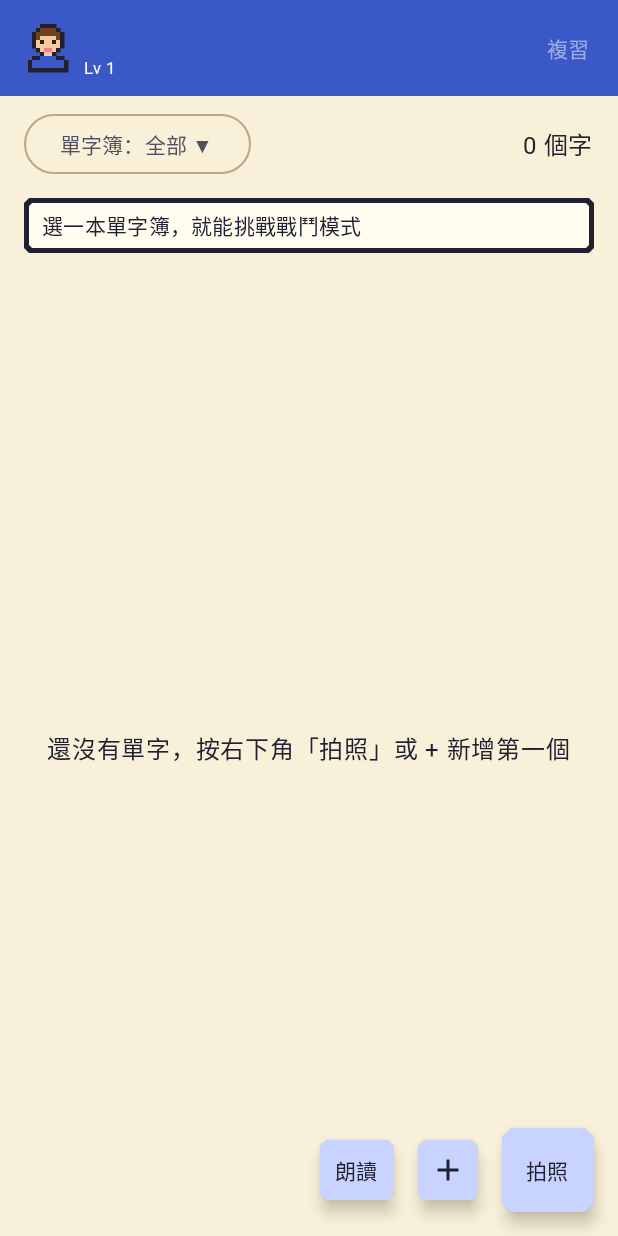
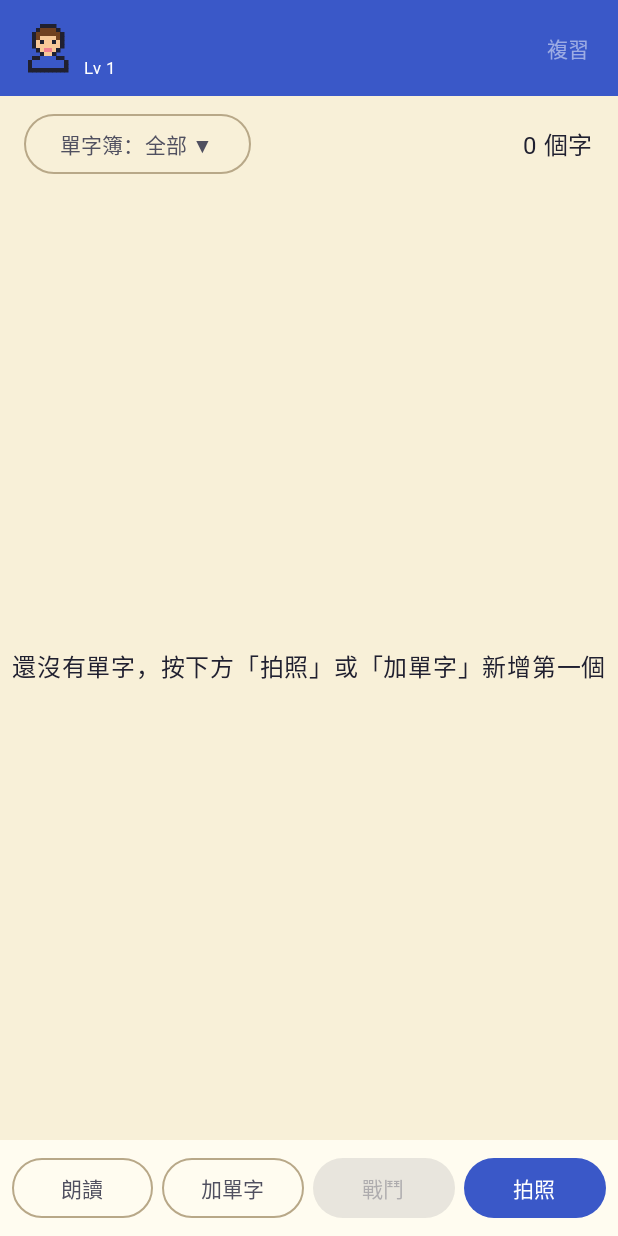
Before and after one commit to casperlee-nics/wordsnap, an Android app built with Jetpack Compose: the composable WordListScreen shown on its own in the app's theme, on a phone screen of 412 x 824 dp. Run offline under Robolectric (Android 15) with nearby library versions, the phone set to English and light mode, and no system bars; our stand-ins replace Room's generated code; Roboto replaces fonts that are not available here; 2 statements that could not run were skipped.

Commit message:
v0.66: triangle listen buttons, GBA frame back, bottom action bar, default book, phonetic filter, cat whiskers
Co-Authored-By: Claude Opus 5.5 (1M context) <noreply@anthropic.com>
Claude-Session: https://claude.ai/code/session_01UHPWYjss25HY1etdrvfvCE

```diff
--- a/app/build.gradle.kts
+++ b/app/build.gradle.kts
@@ -13,8 +13,8 @@ android {
         applicationId = "com.wordsnap.app"
         minSdk = 26
         targetSdk = 35
-        versionCode = 10
-        versionName = "0.65"
+        versionCode = 11
+        versionName = "0.66"
     }
 
     buildTypes {
--- a/app/src/main/java/com/wordsnap/app/MainActivity.kt
+++ b/app/src/main/java/com/wordsnap/app/MainActivity.kt
@@ -45,10 +45,10 @@ private enum class Screen { Title, NewGame, Load, Delete, List, Scan, Review, Li
 
 class MainActivity : ComponentActivity() {
     override fun onCreate(savedInstanceState: Bundle?) {
-        // 讓遊戲機外框鋪到狀態列和導覽列後面；機身是米白色，所以狀態列圖示用深色
+        // 讓遊戲機外框鋪到狀態列和導覽列後面
         enableEdgeToEdge(
-            statusBarStyle = SystemBarStyle.light(android.graphics.Color.TRANSPARENT, android.graphics.Color.TRANSPARENT),
-            navigationBarStyle = SystemBarStyle.light(android.graphics.Color.TRANSPARENT, android.graphics.Color.TRANSPARENT),
+            statusBarStyle = SystemBarStyle.dark(android.graphics.Color.TRANSPARENT),
+            navigationBarStyle = SystemBarStyle.dark(android.graphics.Color.TRANSPARENT),
         )
         super.onCreate(savedInstanceState)
         ReviewReminder.schedule(this)
--- a/app/src/main/java/com/wordsnap/app/ui/Avatar.kt
+++ b/app/src/main/java/com/wordsnap/app/ui/Avatar.kt
@@ -11,7 +11,7 @@ import androidx.compose.ui.graphics.Color
 import androidx.compose.ui.unit.Dp
 import androidx.compose.ui.unit.dp
 
-// 像素人物：每個字元是一格像素，"." 是透明
+// 像素人物：每個字元是一格像素，"." 是透明；大多是 12 x 12 格，都是正方形
 private val palette = mapOf(
     'K' to Color(0xFF202030),
     'S' to Color(0xFFF8C898),
@@ -136,21 +136,26 @@ enum class Avatar(val label: String, val art: List<String>) {
             ".KKKKKKKKKK.",
         ),
     ),
+    // 貓咪用 16 x 16 格，左右各兩根鬍鬚伸出臉外
     Cat(
         "貓咪",
         listOf(
-            ".K........K.",
-            "KOK......KOK",
-            "KPOK....KOPK",
-            "KPPOKKKKOPPK",
-            "KOOODOODOOOK",
-            "KOOOODDOOOOK",
-            "KOWKOOOOWKOK",
-            "KOKKOOOOKKOK",
-            "KPOOOPPOOOPK",
-            "KoooKooKoooK",
-            ".KKooooooKK.",
-            "...KKKKKK...",
+            "................",
+            "................",
+            "...K........K...",
+            "..KOK......KOK..",
+            "..KPOK....KOPK..",
+            "..KPPOKKKKOPPK..",
+            "..KOOODOODOOOK..",
+            "..KOOOODDOOOOK..",
+            "..KOWKOOOOWKOK..",
+            "..KOKKOOOOKKOK..",
+            "..KPOOOPPOOOPK..",
+            "KKKoooKooKoooKKK",
+            "..KooooooooooK..",
+            "KKKKKooooooKKKKK",
+            ".....KKKKKK.....",
+            "................",
         ),
     ),
     Dragon(
--- a/app/src/main/java/com/wordsnap/app/ui/ListenScreen.kt
+++ b/app/src/main/java/com/wordsnap/app/ui/ListenScreen.kt
@@ -116,7 +116,7 @@ fun ListenScreen(vm: WordViewModel, onBack: () -> Unit) {
                         horizontalAlignment = Alignment.CenterHorizontally,
                         verticalArrangement = Arrangement.spacedBy(12.dp),
                     ) {
-                        Text(word.text, style = MaterialTheme.typography.displaySmall, textAlign = TextAlign.Center)
+                        Text(word.text, style = wordStyle(word.text), textAlign = TextAlign.Center)
                         Text(
                             word.text.filter { it.isLetter() }.uppercase().toList().joinToString(" "),
                             style = MaterialTheme.typography.titleMedium,
--- a/app/src/main/java/com/wordsnap/app/ui/ScanScreen.kt
+++ b/app/src/main/java/com/wordsnap/app/ui/ScanScreen.kt
@@ -126,7 +126,7 @@ fun ScanScreen(
                     CircularProgressIndicator()
                 }
                 error != null -> Text(error!!)
-                found == null -> Text("拍一張課本或文章的照片，App 會找出裡面的英文單字怪物。")
+                found == null -> Text("拍一張課本或文章的照片，我會幫你找出隱藏的單字怪物。")
                 found!!.none { !TextScanner.isCommon(it) } -> Text("沒有找到英文單字，換一張清楚一點的照片試試。")
                 else -> {
                     // 濾掉 the、and 這類常見字；已經收錄的字照樣列出但不能選
--- a/app/src/main/java/com/wordsnap/app/ui/WordListScreen.kt
+++ b/app/src/main/java/com/wordsnap/app/ui/WordListScreen.kt
@@ -3,6 +3,7 @@ package com.wordsnap.app.ui
 import androidx.compose.foundation.layout.Arrangement
 import androidx.compose.foundation.clickable
 import androidx.compose.foundation.layout.Box
+import androidx.compose.foundation.layout.PaddingValues
 import androidx.compose.foundation.layout.Column
 import androidx.compose.foundation.layout.fillMaxWidth
 import androidx.compose.foundation.layout.fillMaxSize
@@ -11,7 +12,6 @@ import androidx.compose.foundation.layout.padding
 import androidx.compose.foundation.lazy.LazyColumn
 import androidx.compose.foundation.lazy.items
 import androidx.compose.material.icons.Icons
-import androidx.compose.material.icons.filled.Add
 import androidx.compose.material.icons.filled.Delete
 import androidx.compose.material.icons.filled.PlayArrow
 import androidx.compose.material3.AlertDialog
@@ -19,16 +19,15 @@ import androidx.compose.material3.Button
 import androidx.compose.material3.DropdownMenu
 import androidx.compose.material3.DropdownMenuItem
 import androidx.compose.material3.ExperimentalMaterial3Api
-import androidx.compose.material3.FloatingActionButton
 import androidx.compose.material3.HorizontalDivider
 import androidx.compose.material3.Icon
 import androidx.compose.material3.IconButton
 import androidx.compose.material3.ListItem
 import androidx.compose.material3.MaterialTheme
+import androidx.compose.material3.OutlinedButton
 import androidx.compose.material3.OutlinedTextField
 import androidx.compose.material3.Scaffold
 import androidx.compose.material3.Surface
-import androidx.compose.material3.SmallFloatingActionButton
 import androidx.compose.material3.Text
 import androidx.compose.material3.TextButton
 import androidx.compose.material3.TopAppBar
@@ -43,8 +42,6 @@ import androidx.compose.ui.Modifier
 import androidx.compose.ui.unit.dp
 import androidx.compose.ui.unit.sp
 import com.wordsnap.app.data.Word
-import com.wordsnap.app.ui.theme.PixelBorder
-import com.wordsnap.app.ui.theme.PixelShape
 import com.wordsnap.app.ui.theme.pixelTopBarButtonColors
 import com.wordsnap.app.ui.theme.pixelTopBarColors
 import com.wordsnap.app.speech.rememberSpeaker
@@ -108,18 +105,16 @@ fun WordListScreen(
                 colors = pixelTopBarColors(),
             )
         },
-        floatingActionButton = {
-            Row(horizontalArrangement = Arrangement.spacedBy(12.dp), verticalAlignment = Alignment.CenterVertically) {
-                SmallFloatingActionButton(onClick = onListen) {
-                    Text("朗讀", Modifier.padding(horizontal = 10.dp))
-                }
-                SmallFloatingActionButton(onClick = { showAdd = true }) {
-                    Icon(Icons.Filled.Add, contentDescription = "手動新增單字")
-                }
-                FloatingActionButton(onClick = onScan) {
-                    Text("拍照", Modifier.padding(horizontal = 16.dp))
-                }
-            }
+        // 下方一排按鈕：朗讀、加單字、戰鬥、拍照；放在底部不會蓋住最後一個單字
+        bottomBar = {
+            val battleBook = selectedBookId
+            BottomActions(
+                onListen = onListen,
+                onAdd = { showAdd = true },
+                battleEnabled = battleBook != null && unlock.unlocked,
+                onBattle = { if (battleBook != null) onBattle(battleBook) },
+                onScan = onScan,
+            )
         },
     ) { padding ->
         Column(Modifier.fillMaxSize().padding(padding)) {
@@ -138,11 +133,10 @@ fun WordListScreen(
                 )
                 Text("${words.size} 個字", style = MaterialTheme.typography.bodyLarge)
             }
-            BattleBanner(selectedBookId, unlock, onBattle)
             if (hasBlank) TranslatorBanner(translatorStatus, onRetry = vm::retryTranslation)
             if (words.isEmpty()) {
                 Box(Modifier.fillMaxSize(), contentAlignment = Alignment.Center) {
-                    Text("還沒有單字，按右下角「拍照」或 + 新增第一個")
+                    Text("還沒有單字，按下方「拍照」或「加單字」新增第一個")
                 }
             } else {
                 LazyColumn(Modifier.fillMaxSize()) {
@@ -252,25 +246,25 @@ private fun TranslatorBanner(status: ModelStatus, onRetry: () -> Unit) {
     }
 }
 
-// 戰鬥模式的入口：解鎖了就能出戰，還沒解鎖就顯示還差多少
+// 單字本下方的按鈕列；單字簿記住 20 個字或整本都記住，「戰鬥」就會亮起來
 @Composable
-private fun BattleBanner(bookId: Long?, unlock: BattleUnlock, onBattle: (Long) -> Unit) {
-    Surface(
-        color = MaterialTheme.colorScheme.surfaceContainer,
-        border = PixelBorder,
-        shape = PixelShape,
-        modifier = Modifier.fillMaxWidth().padding(horizontal = 16.dp, vertical = 4.dp),
-    ) {
-        Row(Modifier.padding(horizontal = 12.dp, vertical = 8.dp), verticalAlignment = Alignment.CenterVertically) {
-            val text = when {
-                bookId == null -> "選一本單字簿，就能挑戰戰鬥模式"
-                unlock.unlocked -> "戰鬥模式已解鎖！"
-                else -> "戰鬥模式：再記住 ${(BATTLE_SIZE - unlock.remembered).coerceAtMost(unlock.total - unlock.remembered).coerceAtLeast(1)} 個字解鎖"
-            }
-            Text(text, Modifier.weight(1f), style = MaterialTheme.typography.bodyMedium)
-            if (bookId != null && unlock.unlocked) {
-                Button(onClick = { onBattle(bookId) }) { Text("出戰") }
-            }
+private fun BottomActions(
+    onListen: () -> Unit,
+    onAdd: () -> Unit,
+    battleEnabled: Boolean,
+    onBattle: () -> Unit,
+    onScan: () -> Unit,
+) {
+    Surface(color = MaterialTheme.colorScheme.surfaceContainer) {
+        Row(
+            Modifier.fillMaxWidth().padding(horizontal = 8.dp, vertical = 8.dp),
+            horizontalArrangement = Arrangement.spacedBy(6.dp),
+        ) {
+            val small = PaddingValues(horizontal = 4.dp, vertical = 8.dp)
+            OutlinedButton(onClick = onListen, Modifier.weight(1f), contentPadding = small) { Text("朗讀") }
+            OutlinedButton(onClick = onAdd, Modifier.weight(1f), contentPadding = small) { Text("加單字") }
+            Button(onClick = onBattle, Modifier.weight(1f), enabled = battleEnabled, contentPadding = small) { Text("戰鬥") }
+            Button(onClick = onScan, Modifier.weight(1f), contentPadding = small) { Text("拍照") }
         }
     }
 }
```
Also changed, not shown: app/src/main/java/com/wordsnap/app/ocr/TextScanner.kt (+20 -4 lines), app/src/main/java/com/wordsnap/app/ui/GameFrame.kt (+56 -119 lines), app/src/main/java/com/wordsnap/app/ui/PixelIcons.kt (+40 -31 lines), app/src/main/java/com/wordsnap/app/ui/ReviewScreen.kt (+21 -2 lines), app/src/main/java/com/wordsnap/app/ui/WordViewModel.kt (+18 -0 lines), 1 other file.
